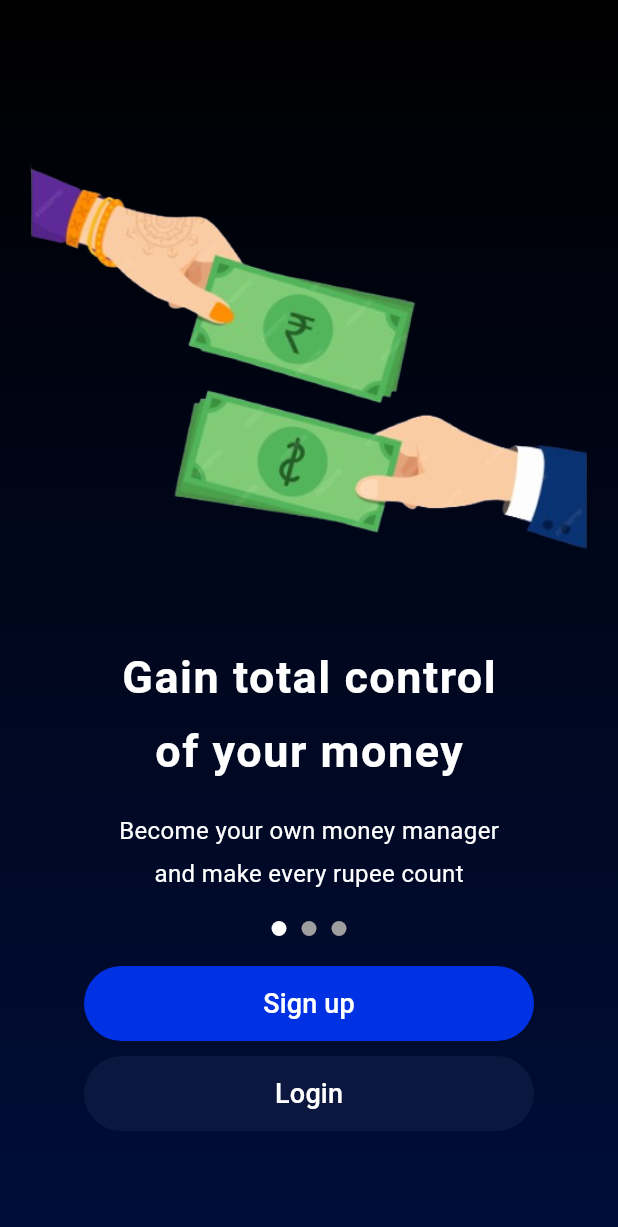
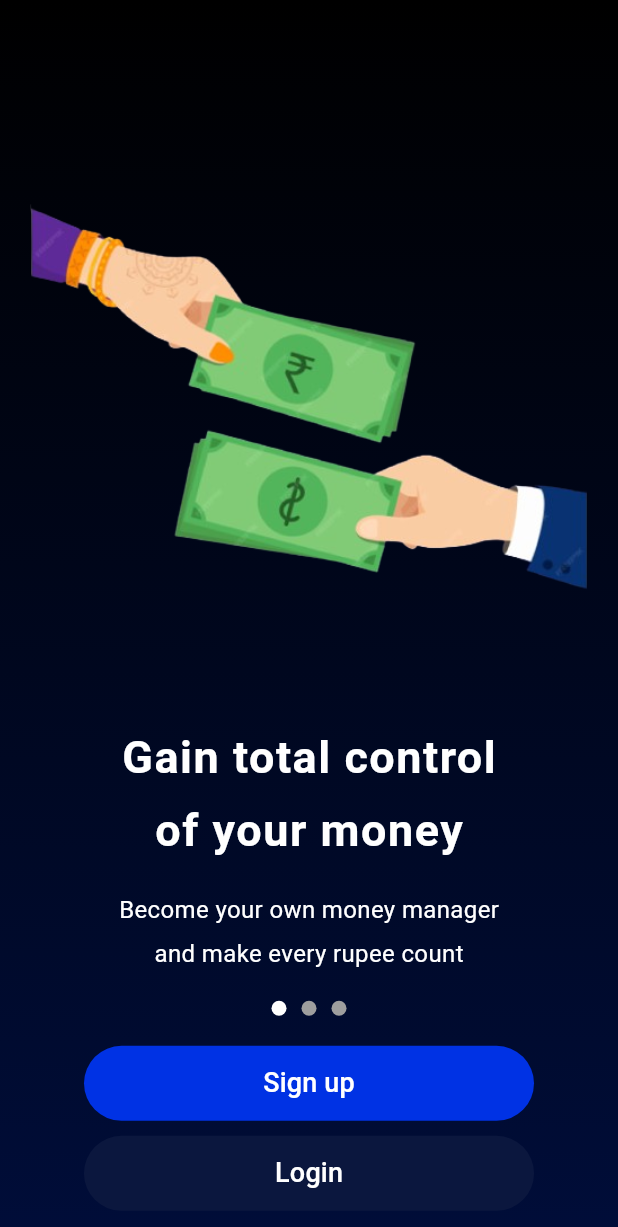
Before and after one commit to chetxn04/Mintle_Full_codebase, a Flutter app: the screen it shows after launch, on a phone screen of 412 x 824 dp. Shown: the top 1227 px of the screen. Run offline on Flutter 3.47's test engine with Material 3 defaults, Android fonts, the light colour scheme and no system bars.

Commit message:
Update main.dart
Height and width of image set

```diff
--- a/lib/main.dart
+++ b/lib/main.dart
@@ -35,8 +35,8 @@
                 //
                 Container(
 
-                  width: 600,
-                  height: 400,
+                  width: MediaQuery.of(context).size.width,
+                  height: MediaQuery.of(context).size.width*1.1,
                   color: Colors.transparent,
                   child: Image(
                     image: AssetImage('images/img1.png'),
```
